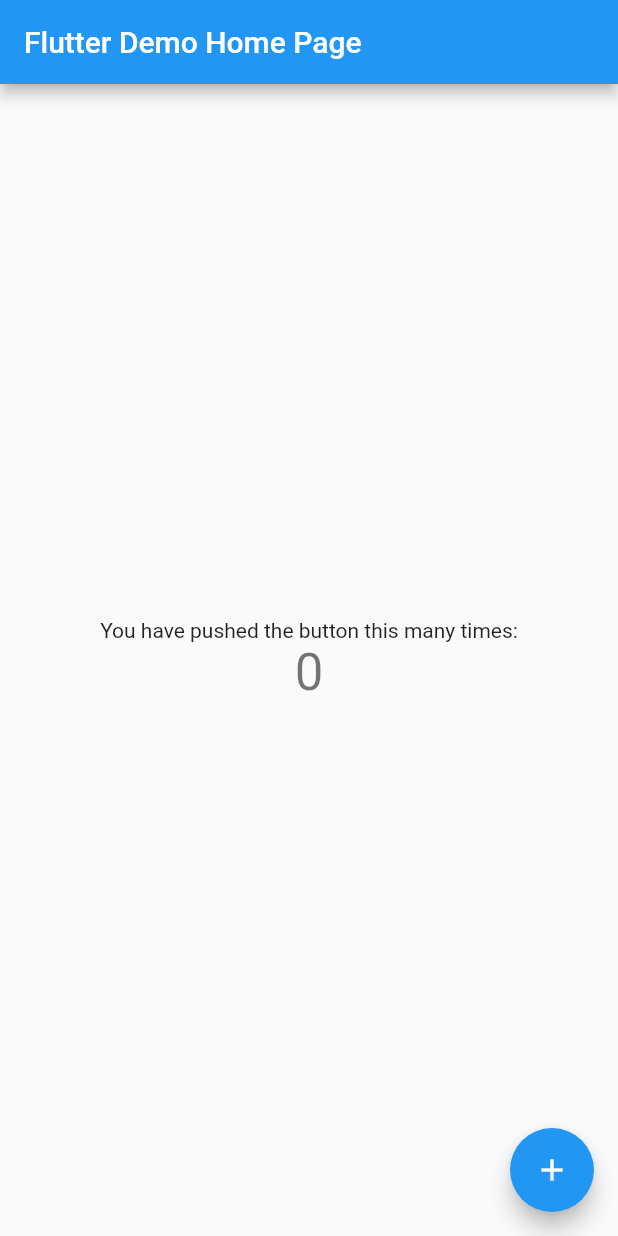
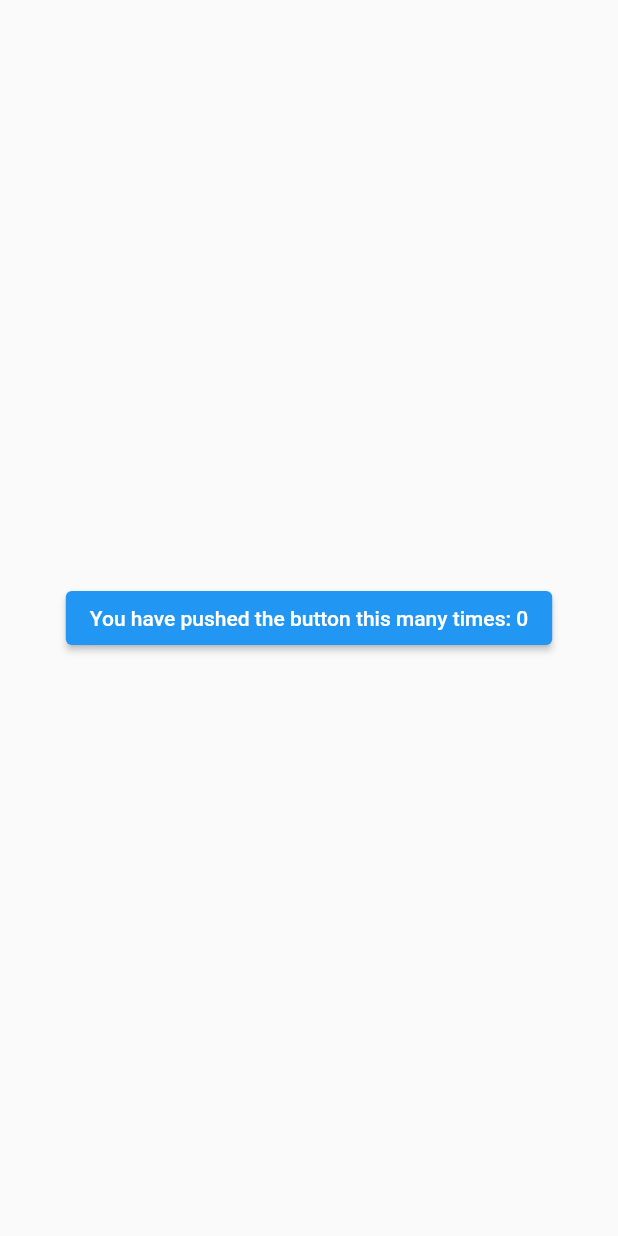
Before and after one commit to Towfiq-Roni/riverpod_trial, a Flutter app: the screen it shows after launch, on a phone screen of 412 x 824 dp. Run offline on Flutter 3.47's test engine with Material 2 defaults, Android fonts, the phone set to English and light mode, and no system bars; our stand-ins replace flutter_riverpod.

```diff
--- a/lib/main.dart
+++ b/lib/main.dart
@@ -1,7 +1,8 @@
 import 'package:flutter/material.dart';
+import 'package:flutter_riverpod/flutter_riverpod.dart';
 
 void main() {
-  runApp(const MyApp());
+  runApp(const ProviderScope(child: MyApp()));
 }
 
 class MyApp extends StatelessWidget {
@@ -24,92 +25,113 @@ class MyApp extends StatelessWidget {
         // is not restarted.
         primarySwatch: Colors.blue,
       ),
-      home: const MyHomePage(title: 'Flutter Demo Home Page'),
+      home: const RiverpodCounter(),
+      // const MyHomePage(title: 'Flutter Demo Home Page'),
     );
   }
 }
 
-class MyHomePage extends StatefulWidget {
-  const MyHomePage({super.key, required this.title});
+final counterProvider = StateProvider<int>((ref) => 0);
 
-  // This widget is the home page of your application. It is stateful, meaning
-  // that it has a State object (defined below) that contains fields that affect
-  // how it looks.
 
-  // This class is the configuration for the state. It holds the values (in this
-  // case the title) provided by the parent (in this case the App widget) and
-  // used by the build method of the State. Fields in a Widget subclass are
-  // always marked "final".
 
-  final String title;
+class RiverpodCounter extends ConsumerWidget {
+  const RiverpodCounter({super.key});
 
   @override
-  State<MyHomePage> createState() => _MyHomePageState();
-}
-
-class _MyHomePageState extends State<MyHomePage> {
-  int _counter = 0;
-
-  void _incrementCounter() {
-    setState(() {
-      // This call to setState tells the Flutter framework that something has
-      // changed in this State, which causes it to rerun the build method below
-      // so that the display can reflect the updated values. If we changed
-      // _counter without calling setState(), then the build method would not be
-      // called again, and so nothing would appear to happen.
-      _counter++;
-    });
-  }
-
-  @override
-  Widget build(BuildContext context) {
-    // This method is rerun every time setState is called, for instance as done
-    // by the _incrementCounter method above.
-    //
-    // The Flutter framework has been optimized to make rerunning build methods
-    // fast, so that you can just rebuild anything that needs updating rather
-    // than having to individually change instances of widgets.
+  Widget build(BuildContext context, WidgetRef ref) {
+    final counter = ref.watch(counterProvider);
     return Scaffold(
-      appBar: AppBar(
-        // Here we take the value from the MyHomePage object that was created by
-        // the App.build method, and use it to set our appbar title.
-        title: Text(widget.title),
+      body: Center(
+        child: ElevatedButton(
+            onPressed: () { ref.read(counterProvider.notifier).state++; },
+            child: Text('You have pushed the button this many times: $counter')),
       ),
-      body: Center(
-        // Center is a layout widget. It takes a single child and positions it
-        // in the middle of the parent.
-        child: Column(
-          // Column is also a layout widget. It takes a list of children and
-          // arranges them vertically. By default, it sizes itself to fit its
-          // children horizontally, and tries to be as tall as its parent.
-          //
-          // Invoke "debug painting" (press "p" in the console, choose the
-          // "Toggle Debug Paint" action from the Flutter Inspector in Android
-          // Studio, or the "Toggle Debug Paint" command in Visual Studio Code)
-          // to see the wireframe for each widget.
-          //
-          // Column has various properties to control how it sizes itself and
-          // how it positions its children. Here we use mainAxisAlignment to
-          // center the children vertically; the main axis here is the vertical
-          // axis because Columns are vertical (the cross axis would be
-          // horizontal).
-          mainAxisAlignment: MainAxisAlignment.center,
-          children: <Widget>[
-            const Text(
-              'You have pushed the button this many times:',
-            ),
-            Text(
-              '$_counter',
-              style: Theme.of(context).textTheme.headline4,
-            ),
-          ],
-        ),
-      ),
-      floatingActionButton: FloatingActionButton(
-        onPressed: _incrementCounter,
-        tooltip: 'Increment',
-        child: const Icon(Icons.add),
-      ), // This trailing comma makes auto-formatting nicer for build methods.
     );
   }
 }
+
+// class MyHomePage extends StatefulWidget {
+//   const MyHomePage({super.key, required this.title});
+//
+//   // This widget is the home page of your application. It is stateful, meaning
+//   // that it has a State object (defined below) that contains fields that affect
+//   // how it looks.
+//
+//   // This class is the configuration for the state. It holds the values (in this
+//   // case the title) provided by the parent (in this case the App widget) and
+//   // used by the build method of the State. Fields in a Widget subclass are
+//   // always marked "final".
+//
+//   final String title;
+//
+//   @override
+//   State<MyHomePage> createState() => _MyHomePageState();
+// }
+//
+// class _MyHomePageState extends State<MyHomePage> {
+//   int _counter = 0;
+//
+//   void _incrementCounter() {
+//     setState(() {
+//       // This call to setState tells the Flutter framework that something has
+//       // changed in this State, which causes it to rerun the build method below
+//       // so that the display can reflect the updated values. If we changed
+//       // _counter without calling setState(), then the build method would not be
+//       // called again, and so nothing would appear to happen.
+//       _counter++;
+//     });
+//   }
+//
+//   @override
+//   Widget build(BuildContext context) {
+//     // This method is rerun every time setState is called, for instance as done
+//     // by the _incrementCounter method above.
+//     //
+//     // The Flutter framework has been optimized to make rerunning build methods
+//     // fast, so that you can just rebuild anything that needs updating rather
+//     // than having to individually change instances of widgets.
+//     return Scaffold(
+//       appBar: AppBar(
+//         // Here we take the value from the MyHomePage object that was created by
+//         // the App.build method, and use it to set our appbar title.
+//         title: Text(widget.title),
+//       ),
+//       body: Center(
+//         // Center is a layout widget. It takes a single child and positions it
+//         // in the middle of the parent.
+//         child: Column(
+//           // Column is also a layout widget. It takes a list of children and
+//           // arranges them vertically. By default, it sizes itself to fit its
+//           // children horizontally, and tries to be as tall as its parent.
+//           //
+//           // Invoke "debug painting" (press "p" in the console, choose the
+//           // "Toggle Debug Paint" action from the Flutter Inspector in Android
+//           // Studio, or the "Toggle Debug Paint" command in Visual Studio Code)
+//           // to see the wireframe for each widget.
+//           //
+//           // Column has various properties to control how it sizes itself and
+//           // how it positions its children. Here we use mainAxisAlignment to
+//           // center the children vertically; the main axis here is the vertical
+//           // axis because Columns are vertical (the cross axis would be
+//           // horizontal).
+//           mainAxisAlignment: MainAxisAlignment.center,
+//           children: <Widget>[
+//             const Text(
+//               'You have pushed the button this many times:',
+//             ),
+//             Text(
+//               '$_counter',
+//               style: Theme.of(context).textTheme.headline4,
+//             ),
+//           ],
+//         ),
+//       ),
+//       floatingActionButton: FloatingActionButton(
+//         onPressed: _incrementCounter,
+//         tooltip: 'Increment',
+//         child: const Icon(Icons.add),
+//       ), // This trailing comma makes auto-formatting nicer for build methods.
+//     );
+//   }
+// }
```
